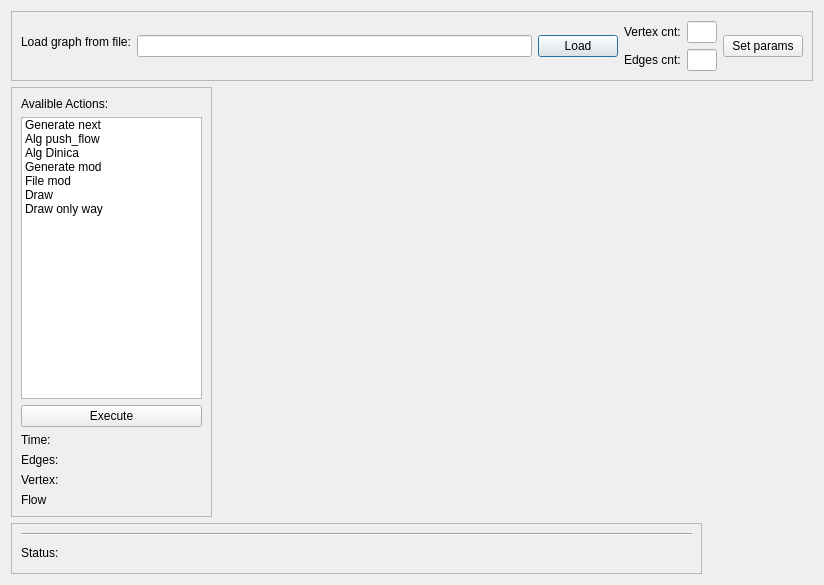
Above: ui/design.ui from Tevronis/graph_maxflow before the change. Below: the same form after it.
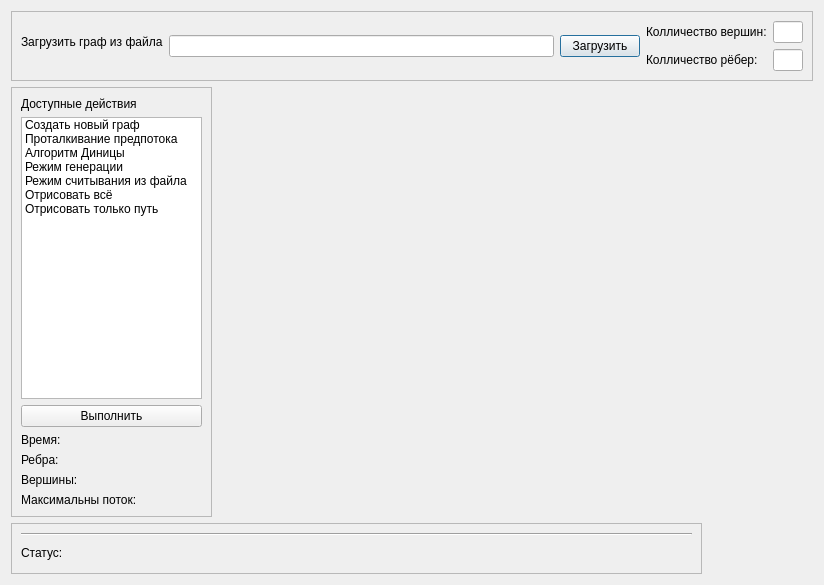
That is the form after the change.

Commit message: edge_color problem solved; rename elements; start creating theory document

```diff
--- a/ui/design.ui
+++ b/ui/design.ui
@@ -35,7 +35,7 @@
       <item row="0" column="0">
        <widget class="QLabel" name="label_load_from_file">
         <property name="text">
-         <string>Load graph from file:</string>
+         <string>Загрузить граф из файла</string>
         </property>
         <property name="buddy">
          <cstring>listWidget</cstring>
@@ -55,7 +55,7 @@
       <item row="0" column="2" rowspan="2">
        <widget class="QPushButton" name="loadBtn">
         <property name="text">
-         <string>Load</string>
+         <string>Загрузить</string>
         </property>
        </widget>
       </item>
@@ -64,14 +64,14 @@
         <item>
          <widget class="QLabel" name="label_4">
           <property name="text">
-           <string>Vertex cnt:</string>
+           <string>Колличество вершин:</string>
           </property>
          </widget>
         </item>
         <item>
          <widget class="QLabel" name="label_5">
           <property name="text">
-           <string>Edges cnt:</string>
+           <string>Колличество рёбер:</string>
           </property>
          </widget>
         </item>
@@ -101,13 +101,6 @@
         </item>
        </layout>
       </item>
-      <item row="0" column="5" rowspan="2">
-       <widget class="QPushButton" name="generateBtn">
-        <property name="text">
-         <string>Set params</string>
-        </property>
-       </widget>
-      </item>
       <item row="1" column="0">
        <widget class="Line" name="line">
         <property name="sizePolicy">
@@ -150,7 +143,7 @@
         <item>
          <widget class="QLabel" name="label">
           <property name="text">
-           <string>Avalible Actions:</string>
+           <string>Доступные действия</string>
           </property>
          </widget>
         </item>
@@ -158,37 +151,37 @@
          <widget class="QListWidget" name="listWidget">
           <item>
            <property name="text">
-            <string>Generate next</string>
+            <string>Создать новый граф</string>
            </property>
           </item>
           <item>
            <property name="text">
-            <string>Alg push_flow</string>
+            <string>Проталкивание предпотока</string>
            </property>
           </item>
           <item>
            <property name="text">
-            <string>Alg Dinica</string>
+            <string>Алгоритм Диницы</string>
            </property>
           </item>
           <item>
            <property name="text">
-            <string>Generate mod</string>
+            <string>Режим генерации</string>
            </property>
           </item>
           <item>
            <property name="text">
-            <string>File mod</string>
+            <string>Режим считывания из файла</string>
            </property>
           </item>
           <item>
            <property name="text">
-            <string>Draw</string>
+            <string>Отрисовать всё</string>
            </property>
           </item>
           <item>
            <property name="text">
-            <string>Draw only way</string>
+            <string>Отрисовать только путь</string>
            </property>
           </item>
          </widget>
@@ -196,7 +189,7 @@
         <item>
          <widget class="QPushButton" name="executeBtn">
           <property name="text">
-           <string>Execute</string>
+           <string>Выполнить</string>
           </property>
          </widget>
         </item>
@@ -205,28 +198,28 @@
       <item>
        <widget class="QLabel" name="label_time">
         <property name="text">
-         <string>Time:</string>
+         <string>Время:</string>
         </property>
        </widget>
       </item>
       <item>
        <widget class="QLabel" name="label_edges">
         <property name="text">
-         <string>Edges:</string>
+         <string>Ребра:</string>
         </property>
        </widget>
       </item>
       <item>
        <widget class="QLabel" name="label_vertexes">
         <property name="text">
-         <string>Vertex:</string>
+         <string>Вершины:</string>
         </property>
        </widget>
       </item>
       <item>
        <widget class="QLabel" name="label_flow">
         <property name="text">
-         <string>Flow</string>
+         <string>Максимальны поток:</string>
         </property>
        </widget>
       </item>
@@ -267,7 +260,7 @@
       <item row="1" column="0">
        <widget class="QLabel" name="label_status">
         <property name="text">
-         <string>Status:</string>
+         <string>Статус:</string>
         </property>
        </widget>
       </item>
```
The commit also changes 10 other files.
